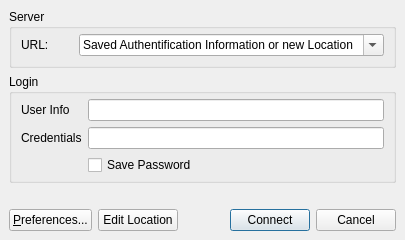
Qt form resources/qt4/ui/user/authentification_connect_dialog.ui (DLR-SC/DataFinder) before a commit.
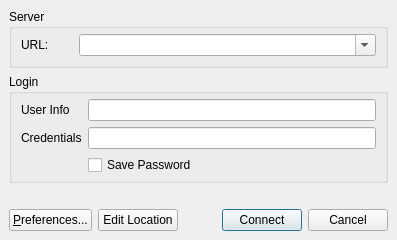
The same form after that commit. Icons and pictures are not drawn.

Commit message: Result of GuiTest for Authentification wizards

```diff
--- a/resources/qt4/ui/user/authentification_connect_dialog.ui
+++ b/resources/qt4/ui/user/authentification_connect_dialog.ui
@@ -71,11 +71,6 @@
           <property name="sizeAdjustPolicy">
            <enum>QComboBox::AdjustToContentsOnFirstShow</enum>
           </property>
-          <item>
-           <property name="text">
-            <string>Saved Authentification Information or new Location</string>
-           </property>
-          </item>
          </widget>
         </item>
        </layout>
```
Left out of the diff: 2 changed lines with no effect on the pictures. The commit also changes 6 other files.
